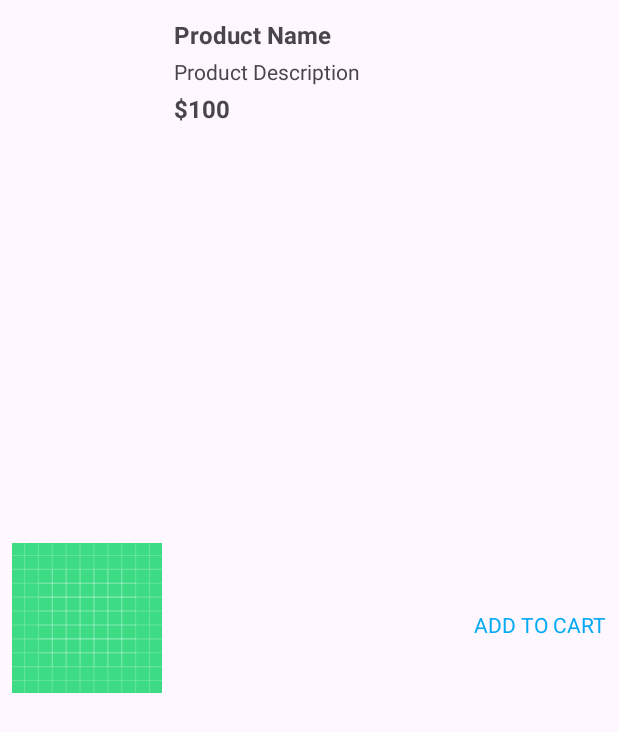
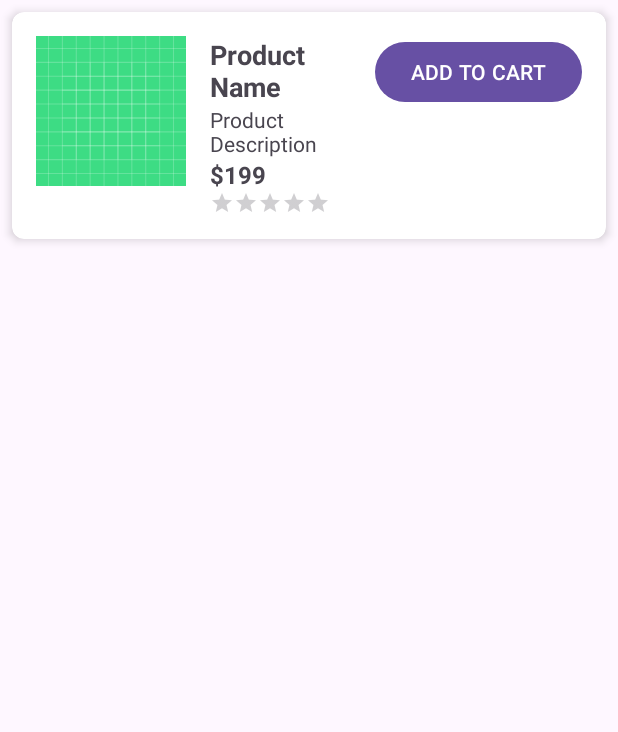
Before and after one commit to KOLAAKHIL/MarvelMart, an Android app: the layout product_item.xml on its own in the app's theme, with its tools: preview values and no code run, on a phone screen of 412 x 824 dp. Shown: the top 732 px of the screen. Run offline under Robolectric (Android 15) with nearby library versions, the phone set to English and light mode, and no system bars.

Commit message:
product list

```diff
--- a/app/build.gradle.kts
+++ b/app/build.gradle.kts
@@ -78,4 +78,7 @@ dependencies {
 
     implementation("androidx.lifecycle:lifecycle-viewmodel-ktx:2.6.2")
     implementation("androidx.fragment:fragment-ktx:1.6.2")
+
+    implementation("com.github.bumptech.glide:glide:4.12.0")
+    annotationProcessor("com.github.bumptech.glide:compiler:4.12.0")
 }
--- a/app/src/main/java/com/example/marvelmart/api/ApiService.kt
+++ b/app/src/main/java/com/example/marvelmart/api/ApiService.kt
@@ -5,6 +5,7 @@ import com.example.marvelmart.models.Category
 import com.example.marvelmart.models.CategoryResponse
 import com.example.marvelmart.models.LoginRequest
 import com.example.marvelmart.models.LoginResponse
+import com.example.marvelmart.models.Product
 import com.example.marvelmart.models.ProductResponse
 import com.example.marvelmart.models.RegisterRequest
 import com.example.marvelmart.models.RegisterResponse
--- a/app/src/main/java/com/example/marvelmart/fragments/ProductListFragment.kt
+++ b/app/src/main/java/com/example/marvelmart/fragments/ProductListFragment.kt
@@ -1,6 +1,7 @@
 package com.example.marvelmart.fragments
 
 import android.os.Bundle
+import android.util.Log
 import androidx.fragment.app.Fragment
 import android.view.LayoutInflater
 import android.view.View
@@ -33,13 +34,14 @@ class ProductListFragment : Fragment() {
     override fun onViewCreated(view: View, savedInstanceState: Bundle?) {
         super.onViewCreated(view, savedInstanceState)
 
-        productAdapter = ProductAdapter(emptyList())
+        productAdapter = ProductAdapter()
         binding.recyclerViewProducts.layoutManager = LinearLayoutManager(context)
         binding.recyclerViewProducts.adapter = productAdapter
 
         val subcategoryId = arguments?.getInt(ARG_SUBCATEGORY_ID) ?: -1
         if (subcategoryId != -1) {
             productViewModel.fetchProducts(subcategoryId)
+
         }
 
         observeViewModel()
--- a/app/src/main/java/com/example/marvelmart/repositories/ProductRepository.kt
+++ b/app/src/main/java/com/example/marvelmart/repositories/ProductRepository.kt
@@ -3,6 +3,7 @@ package com.example.marvelmart.repositories
 import android.adservices.adid.AdId
 import com.example.marvelmart.api.ApiService
 import com.example.marvelmart.api.RetrofitClient.apiService
+import com.example.marvelmart.models.Product
 import com.example.marvelmart.models.ProductResponse
 import com.example.marvelmart.models.SubcategoryResponse
 
--- a/app/src/main/res/layout/product_item.xml
+++ b/app/src/main/res/layout/product_item.xml
@@ -1,67 +1,72 @@
 <?xml version="1.0" encoding="utf-8"?>
-<androidx.constraintlayout.widget.ConstraintLayout xmlns:android="http://schemas.android.com/apk/res/android"
+<androidx.cardview.widget.CardView xmlns:android="http://schemas.android.com/apk/res/android"
+    xmlns:app="http://schemas.android.com/apk/res-auto"
     android:layout_width="match_parent"
-    android:layout_height="match_parent"
-    android:padding="8dp"
-    xmlns:app="http://schemas.android.com/apk/res-auto">
+    android:layout_height="wrap_content"
+    android:layout_margin="8dp"
+    app:cardCornerRadius="8dp"
+    app:cardElevation="4dp">
+
+    <LinearLayout
+        android:layout_width="match_parent"
+        android:layout_height="wrap_content"
+        android:orientation="horizontal"
+        android:padding="16dp">
 
         <ImageView
             android:id="@+id/productImage"
             android:layout_width="100dp"
             android:layout_height="100dp"
             android:scaleType="centerCrop"
-        app:layout_constraintStart_toStartOf="parent"
-        app:layout_constraintTop_toTopOf="parent"
-        app:layout_constraintBottom_toBottomOf="parent"
             android:src="@drawable/ic_launcher_background" />
+
+        <LinearLayout
+            android:layout_width="0dp"
+            android:layout_height="wrap_content"
+            android:layout_weight="1"
+            android:orientation="vertical"
+            android:paddingStart="16dp"
+            android:paddingEnd="16dp">
 
             <TextView
                 android:id="@+id/productName"
-        android:layout_width="0dp"
+                android:layout_width="wrap_content"
                 android:layout_height="wrap_content"
-        android:layout_marginStart="8dp"
-        android:layout_marginTop="4dp"
                 android:text="Product Name"
-        android:textSize="16sp"
-        android:textStyle="bold"
-        app:layout_constraintStart_toEndOf="@+id/productImage"
-        app:layout_constraintTop_toTopOf="parent"
-        app:layout_constraintEnd_toStartOf="@+id/addToCartButton" />
+                android:textSize="18sp"
+                android:textStyle="bold" />
 
             <TextView
                 android:id="@+id/productDescription"
-        android:layout_width="0dp"
+                android:layout_width="wrap_content"
                 android:layout_height="wrap_content"
-        android:layout_marginStart="8dp"
-        android:layout_marginTop="4dp"
                 android:text="Product Description"
-        app:layout_constraintStart_toEndOf="@+id/productImage"
-        app:layout_constraintTop_toBottomOf="@+id/productName"
-        app:layout_constraintEnd_toStartOf="@+id/addToCartButton" />
+                android:textSize="14sp" />
 
             <TextView
                 android:id="@+id/productPrice"
-        android:layout_width="0dp"
+                android:layout_width="wrap_content"
                 android:layout_height="wrap_content"
-        android:layout_marginStart="8dp"
-        android:layout_marginTop="4dp"
-        android:text="$100"
+                android:text="$199"
                 android:textSize="16sp"
-        android:textStyle="bold"
-        app:layout_constraintStart_toEndOf="@+id/productImage"
-        app:layout_constraintTop_toBottomOf="@+id/productDescription"
-        app:layout_constraintEnd_toStartOf="@+id/addToCartButton" />
+                android:textStyle="bold" />
 
-    <TextView
+            <RatingBar
+                android:id="@+id/productRating"
+                style="?android:attr/ratingBarStyleSmall"
+                android:layout_width="wrap_content"
+                android:layout_height="wrap_content"
+                android:numStars="5"
+                android:stepSize="0.1" />
+
+        </LinearLayout>
+
+        <Button
             android:id="@+id/addToCartButton"
             android:layout_width="wrap_content"
             android:layout_height="wrap_content"
-        android:layout_marginTop="8dp"
-        android:text="ADD TO CART"
-        android:textColor="#03A9F4"
-        app:layout_constraintEnd_toEndOf="parent"
-        app:layout_constraintTop_toTopOf="parent"
-        app:layout_constraintBottom_toBottomOf="parent"
-        android:layout_marginStart="8dp"/>
+            android:text="ADD TO CART" />
 
-</androidx.constraintlayout.widget.ConstraintLayout>
+    </LinearLayout>
+
+</androidx.cardview.widget.CardView>
```
Also changed, not shown: app/src/main/java/com/example/marvelmart/adapters/ProductAdapter.kt (+42 -6 lines), app/src/main/java/com/example/marvelmart/viewmodels/ProductViewModel.kt (+3 -8 lines). Lines whose indentation alone changed are shown as unchanged.
